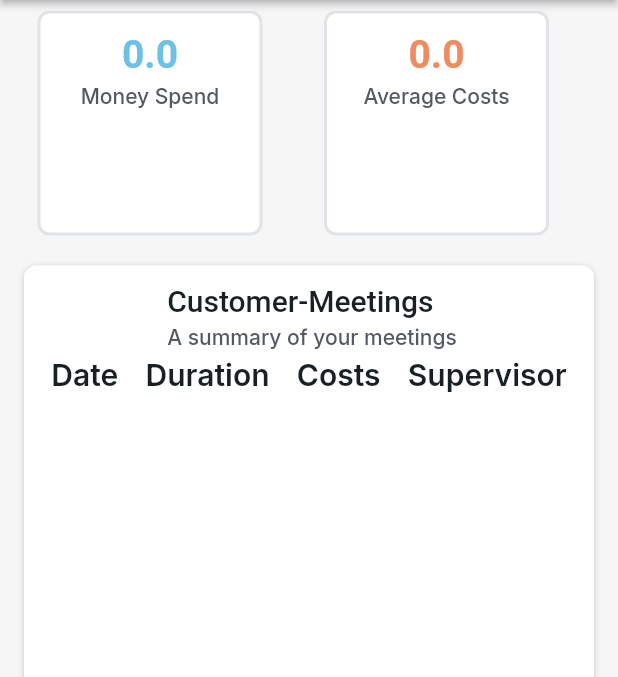
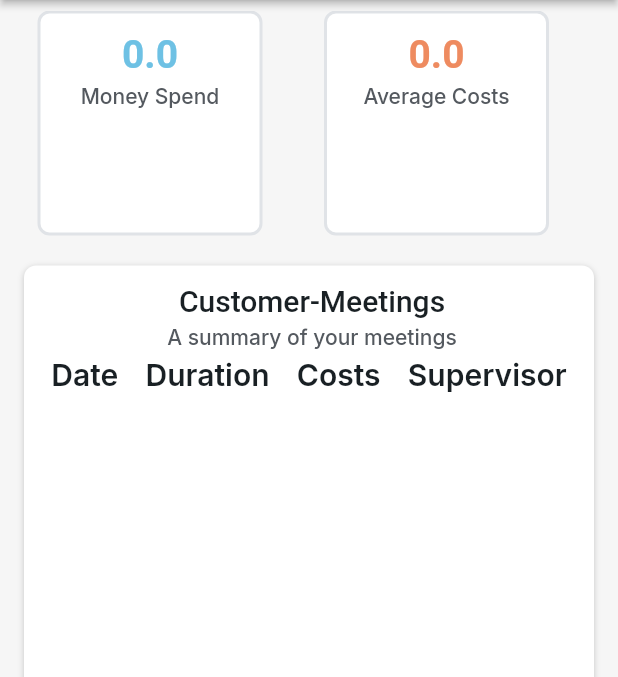
Before and after one commit to bytes-Coding-official/Administration-Tool, a Flutter app: the CustomerBillingWidget screen opened by its route, on a phone screen of 412 x 824 dp, the part 84-761 px from its top. Run offline on Flutter 3.47's test engine with Material 3 defaults, Android fonts, the phone set to English and light mode, and no system bars; drawn by our look-alikes of flutter_animate; our stand-ins replace auto_size_text, cached_network_image, chewie, cloud_firestore, dropdown_button2, easy_debounce and 23 more; missing offline and left inert: json_path, mime_type; accounts and stored records are empty; Roboto replaces fonts that are missing (Readex Pro).

Commit message:
Updating to latest FlutterFlow output.

```diff
--- a/lib/account_profile_creation/profile_employee/profile_employee_widget.dart
+++ b/lib/account_profile_creation/profile_employee/profile_employee_widget.dart
@@ -790,7 +790,7 @@ class _ProfileEmployeeWidgetState extends State<ProfileEmployeeWidget>
                                     child: Column(
                                       mainAxisSize: MainAxisSize.max,
                                       crossAxisAlignment:
-                                          CrossAxisAlignment.start,
+                                          CrossAxisAlignment.center,
                                       children: [
                                         Text(
                                           FFLocalizations.of(context).getText(
--- a/lib/account_profile_creation/profile_user/profile_user_widget.dart
+++ b/lib/account_profile_creation/profile_user/profile_user_widget.dart
@@ -801,7 +801,7 @@ class _ProfileUserWidgetState extends State<ProfileUserWidget>
                                 16.0, 12.0, 12.0, 0.0),
                             child: Column(
                               mainAxisSize: MainAxisSize.max,
-                              crossAxisAlignment: CrossAxisAlignment.start,
+                              crossAxisAlignment: CrossAxisAlignment.center,
                               children: [
                                 Text(
                                   FFLocalizations.of(context).getText(
--- a/lib/extra/customer_billing/customer_billing_widget.dart
+++ b/lib/extra/customer_billing/customer_billing_widget.dart
@@ -554,7 +554,7 @@ class _CustomerBillingWidgetState extends State<CustomerBillingWidget>
                                 16.0, 12.0, 12.0, 0.0),
                             child: Column(
                               mainAxisSize: MainAxisSize.max,
-                              crossAxisAlignment: CrossAxisAlignment.start,
+                              crossAxisAlignment: CrossAxisAlignment.center,
                               children: [
                                 Text(
                                   FFLocalizations.of(context).getText(
--- a/lib/extra/employee_billing/employee_billing_widget.dart
+++ b/lib/extra/employee_billing/employee_billing_widget.dart
@@ -1388,7 +1388,7 @@ class _EmployeeBillingWidgetState extends State<EmployeeBillingWidget>
                                 16.0, 12.0, 12.0, 0.0),
                             child: Column(
                               mainAxisSize: MainAxisSize.max,
-                              crossAxisAlignment: CrossAxisAlignment.start,
+                              crossAxisAlignment: CrossAxisAlignment.center,
                               children: [
                                 Text(
                                   FFLocalizations.of(context).getText(
```
Also changed, not shown: 1 other file.
